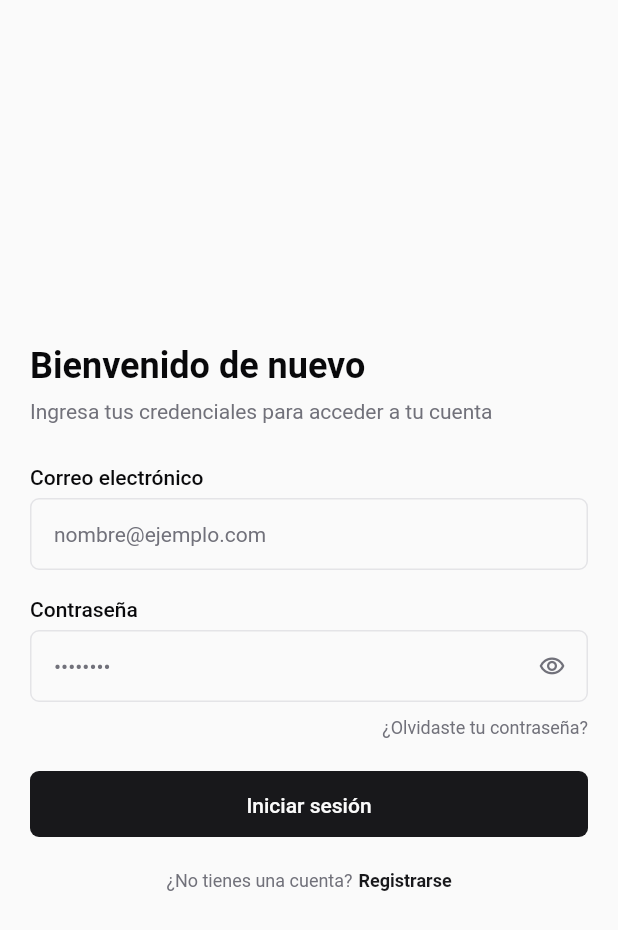
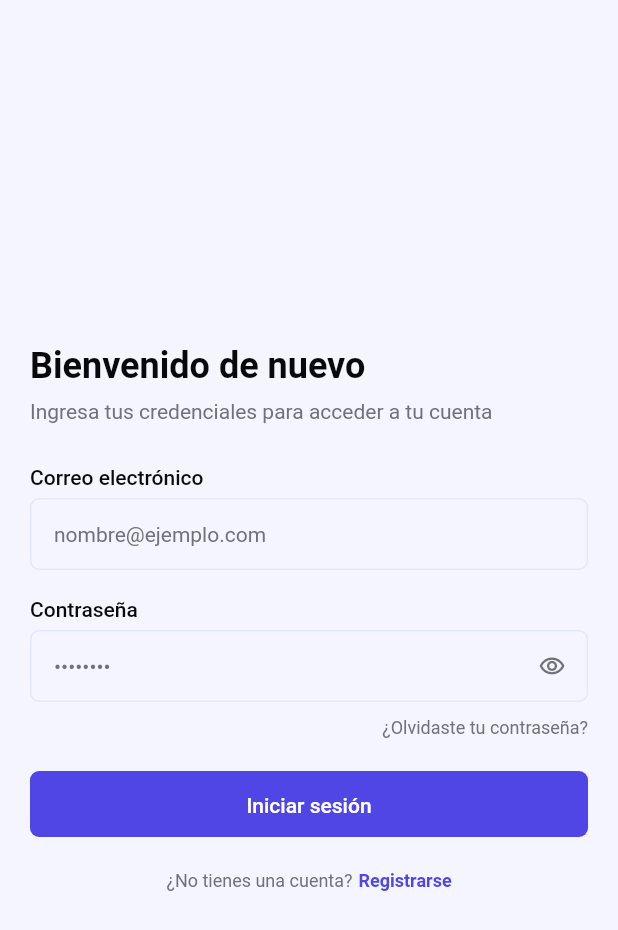
Before and after one commit to jsalazarv/task-mobile, a Flutter app: the screen it shows after launch, on a phone screen of 412 x 824 dp. Shown: the top 930 px of the screen. Run offline on Flutter 3.47's test engine with Material 3 defaults, Android fonts, the phone set to English and light mode, and no system bars; our stand-ins replace connectivity_plus, dartz, dio, equatable, flutter_bloc, freezed_annotation and 5 more; accounts and stored records are empty; generated files the repository leaves out were written again.

Commit message:
feat(theme): extend color palette, radius tokens, and dark theme system

```diff
--- a/lib/core/theme/app_colors.dart
+++ b/lib/core/theme/app_colors.dart
@@ -1,7 +1,6 @@
 import 'package:flutter/material.dart';
 
-/// Design tokens inspirados en shadcn/ui (paleta Zinc).
-/// Referencia: https://ui.shadcn.com/themes
+/// Design tokens inspirados en shadcn/ui — paleta Índigo/Violeta gamificada.
 abstract final class AppColors {
   // ---------- Zinc (surface / neutral) ----------
   static const zinc50  = Color(0xFFFAFAFA);
@@ -16,40 +15,90 @@ abstract final class AppColors {
   static const zinc900 = Color(0xFF18181B);
   static const zinc950 = Color(0xFF09090B);
 
+  // ---------- Índigo (primary) ----------
+  static const indigo50  = Color(0xFFEEF2FF);
+  static const indigo100 = Color(0xFFE0E7FF);
+  static const indigo200 = Color(0xFFC7D2FE);
+  static const indigo400 = Color(0xFF818CF8);
+  static const indigo500 = Color(0xFF6366F1);
+  static const indigo600 = Color(0xFF4F46E5);
+  static const indigo700 = Color(0xFF4338CA);
+  static const indigo900 = Color(0xFF312E81);
+  static const indigo950 = Color(0xFF1E1B4B);
+
+  // ---------- Violeta (primaryContainer) ----------
+  static const violet100 = Color(0xFFEDE9FE);
+  static const violet400 = Color(0xFFA78BFA);
+  static const violet600 = Color(0xFF7C3AED);
+
+  // ---------- XP / Gamificación ----------
+  static const xpGold      = Color(0xFFF59E0B);
+  static const xpGoldLight = Color(0xFFFFFBEB);
+  static const xpGoldDark  = Color(0xFF78350F);
+
+  static const streakOrange      = Color(0xFFF97316);
+  static const streakOrangeLight = Color(0xFFFFF7ED);
+  static const streakOrangeDark  = Color(0xFF7C2D12);
+
   // ---------- Semánticos (light) ----------
-  static const background     = zinc50;
-  static const foreground     = zinc950;
-  static const card           = Color(0xFFFFFFFF);
-  static const cardForeground = zinc950;
-  static const border         = zinc200;
-  static const input          = zinc200;
-  static const ring           = zinc950;
-  static const muted          = zinc100;
-  static const mutedForeground= zinc500;
+  static const background      = Color(0xFFF5F5FF);  // off-white con tinte índigo
+  static const foreground      = zinc950;
+  static const card            = Color(0xFFFFFFFF);
+  static const cardForeground  = zinc950;
+  static const border          = Color(0xFFE0E7FF);   // indigo100
+  static const input           = Color(0xFFE0E7FF);
+  static const ring            = indigo600;
+  static const muted           = Color(0xFFF0F0FF);
+  static const mutedForeground = zinc500;
 
-  // ---------- Primary ----------
-  static const primary            = zinc900;
-  static const primaryForeground  = zinc50;
+  // ---------- Primary (light) ----------
+  static const primary           = indigo600;
+  static const primaryForeground = zinc50;
+  static const primaryContainer  = indigo100;
 
-  // ---------- Secondary ----------
-  static const secondary           = zinc100;
-  static const secondaryForeground = zinc900;
+  // ---------- Secondary (light) ----------
+  static const secondary           = Color(0xFFF0F0FF);
+  static const secondaryForeground = indigo700;
 
   // ---------- Destructive ----------
   static const destructive           = Color(0xFFEF4444);
   static const destructiveForeground = Color(0xFFFAFAFA);
 
-  // ---------- Semánticos dark ----------
-  static const backgroundDark      = zinc950;
-  static const foregroundDark      = zinc50;
-  static const cardDark            = zinc900;
-  static const borderDark          = zinc800;
-  static const mutedDark           = zinc800;
-  static const mutedForegroundDark = zinc400;
-  static const primaryDark         = zinc50;
-  static const primaryForegroundDark = zinc900;
-  static const secondaryDark       = zinc800;
-  static const secondaryForegroundDark = zinc50;
+  // ---------- Semánticos (dark) — paleta índigo profunda tipo referencia ----------
+  static const backgroundDark      = Color(0xFF0D0B1E);  // casi negro, tinte índigo saturado
+  static const foregroundDark      = Color(0xFFF0EEFF);  // blanco levemente violáceo
+  static const cardDark            = Color(0xFF16133A);  // índigo muy oscuro
+  static const borderDark          = Color(0xFF2A2560);  // índigo oscuro para separadores
+  static const mutedDark           = Color(0xFF1E1A40);
+  static const mutedForegroundDark = Color(0xFF8B87C0);  // violeta lavanda
+  static const primaryDark         = indigo400;
+  static const primaryForegroundDark = zinc950;
+  static const primaryContainerDark  = Color(0xFF1E1A50);
+  static const secondaryDark          = Color(0xFF1E1A40);
+  static const secondaryForegroundDark = indigo400;
+
+  // ---------- Glass (dark) ----------
+  /// Fondo semitransparente para glassmorphism en tema oscuro.
+  static const glassDarkBg     = Color(0x0FFFFFFF);  // white 6%
+  static const glassDarkBorder = Color(0x1FFFFFFF);  // white 12% — solo para hero/podio
+
+  /// Borde sutil índigo para cards normales en tema oscuro.
+  /// Armoniza con el fondo sin hacer contraste fuerte.
+  static const cardDarkBorder  = Color(0xFF2D2A6E);  // índigo oscuro 45%
+
+  // ---------- Categorías de tareas ----------
+  static const categoryCleaningBg    = Color(0xFFEFF6FF);
+  static const categoryCleaningFg    = Color(0xFF1D4ED8);
+  static const categoryShoppingBg    = Color(0xFFFFF1F2);
+  static const categoryShoppingFg    = Color(0xFFBE123C);
+  static const categoryGardenBg      = Color(0xFFF0FDF4);
+  static const categoryGardenFg      = Color(0xFF15803D);
+  static const categoryCookingBg     = Color(0xFFFFF7ED);
+  static const categoryCookingFg     = Color(0xFFC2410C);
+  static const categoryLaundryBg     = Color(0xFFF5F3FF);
+  static const categoryLaundryFg     = Color(0xFF6D28D9);
+  static const categoryOrganizingBg  = Color(0xFFFFF7ED);
+  static const categoryOrganizingFg  = Color(0xFF92400E);
 
   // ---------- Utils ----------
   static const white       = Color(0xFFFFFFFF);
--- a/lib/core/theme/app_radius.dart
+++ b/lib/core/theme/app_radius.dart
@@ -8,7 +8,12 @@ abstract final class AppRadius {
   static const double xl   = 12;
   static const double full = 9999;
 
-  static const card   = BorderRadius.all(Radius.circular(lg));
+  static const double x2l = 20;
+  static const double x3l = 28;
+
+  static const card   = BorderRadius.all(Radius.circular(x2l));
+  static const cardXl = BorderRadius.all(Radius.circular(x2l));
+  static const cardX2l= BorderRadius.all(Radius.circular(x3l));
   static const button = BorderRadius.all(Radius.circular(md));
   static const input  = BorderRadius.all(Radius.circular(md));
   static const badge  = BorderRadius.all(Radius.circular(full));
--- a/lib/core/theme/app_theme.dart
+++ b/lib/core/theme/app_theme.dart
@@ -15,22 +15,34 @@ abstract final class AppTheme {
   static ThemeData get light => _build(brightness: Brightness.light);
   static ThemeData get dark  => _build(brightness: Brightness.dark);
 
-  static ThemeData _build({required Brightness brightness}) {
+  /// Genera un tema con color primario personalizado.
+  static ThemeData withPrimary(Color primaryColor, {required Brightness brightness}) =>
+      _build(brightness: brightness, customPrimary: primaryColor);
+
+  static ThemeData _build({
+    required Brightness brightness,
+    Color? customPrimary,
+  }) {
     final isDark = brightness == Brightness.dark;
 
-    final bg         = isDark ? AppColors.backgroundDark      : AppColors.background;
-    final fg         = isDark ? AppColors.foregroundDark      : AppColors.foreground;
-    final cardColor  = isDark ? AppColors.cardDark            : AppColors.card;
-    final borderCol  = isDark ? AppColors.borderDark          : AppColors.border;
-    final mutedCol   = isDark ? AppColors.mutedDark           : AppColors.muted;
-    final mutedFg    = isDark ? AppColors.mutedForegroundDark : AppColors.mutedForeground;
-    final primary    = isDark ? AppColors.primaryDark         : AppColors.primary;
-    final primaryFg  = isDark ? AppColors.primaryForegroundDark : AppColors.primaryForeground;
+    final bg              = isDark ? AppColors.backgroundDark       : AppColors.background;
+    final fg              = isDark ? AppColors.foregroundDark        : AppColors.foreground;
+    final cardColor       = isDark ? AppColors.cardDark              : AppColors.card;
+    final borderCol       = isDark ? AppColors.borderDark            : AppColors.border;
+    final mutedCol        = isDark ? AppColors.mutedDark             : AppColors.muted;
+    final mutedFg         = isDark ? AppColors.mutedForegroundDark   : AppColors.mutedForeground;
+    // En dark usamos el fondo como scaffoldBg (mismo que bg), sin el warm off-white claro.
+    final primary         = customPrimary ?? (isDark ? AppColors.primaryDark : AppColors.primary);
+    final primaryFg       = _contrastColor(primary);
+    final primaryContainer = isDark ? AppColors.primaryContainerDark : AppColors.primaryContainer;
+    final onPrimaryContainer = isDark ? AppColors.indigo200          : AppColors.indigo700;
 
     final colorScheme = ColorScheme(
       brightness: brightness,
       primary: primary,
       onPrimary: primaryFg,
+      primaryContainer: primaryContainer,
+      onPrimaryContainer: onPrimaryContainer,
       secondary: isDark ? AppColors.secondaryDark : AppColors.secondary,
       onSecondary: isDark ? AppColors.secondaryForegroundDark : AppColors.secondaryForeground,
       error: AppColors.destructive,
@@ -185,4 +197,10 @@ abstract final class AppTheme {
       ),
     );
   }
+
+  /// Devuelve blanco o negro según la luminancia del color base.
+  static Color _contrastColor(Color bg) {
+    final luminance = bg.computeLuminance();
+    return luminance > 0.35 ? AppColors.foreground : AppColors.white;
+  }
 }
```
